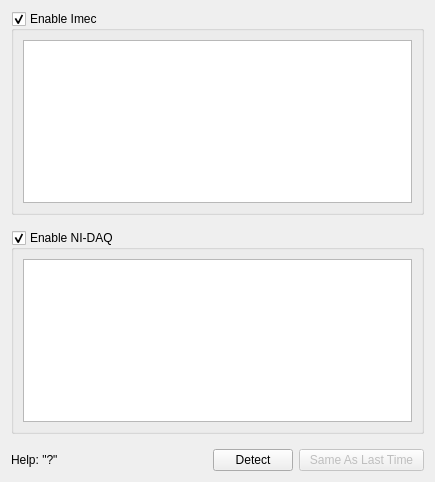
billkarsh/SpikeGLX, file Forms/DevicesTab.ui: the form before one commit.
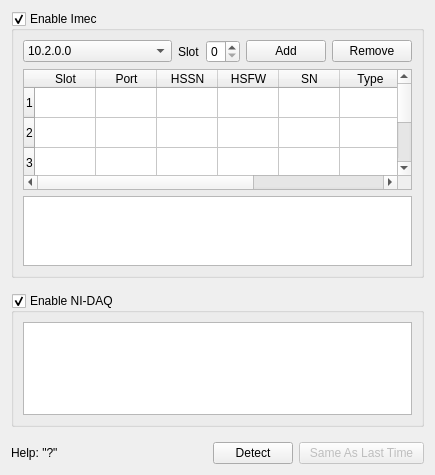
The form after the commit.

Commit message: Impl MS 3B probe/vers data; hybrid 3A/3B; sim mode req for now

The edit to the form file:
```diff
--- a/Forms/DevicesTab.ui
+++ b/Forms/DevicesTab.ui
@@ -7,59 +7,16 @@
     <x>0</x>
     <y>0</y>
     <width>435</width>
-    <height>482</height>
+    <height>475</height>
    </rect>
   </property>
   <property name="windowTitle">
    <string>Form</string>
   </property>
-  <layout class="QGridLayout" name="gridLayout_2">
+  <layout class="QGridLayout" name="gridLayout_2" rowstretch="2,1,0">
    <property name="verticalSpacing">
     <number>15</number>
    </property>
-   <item row="0" column="0" colspan="4">
-    <widget class="QGroupBox" name="imecGB">
-     <property name="sizePolicy">
-      <sizepolicy hsizetype="Preferred" vsizetype="Preferred">
-       <horstretch>0</horstretch>
-       <verstretch>0</verstretch>
-      </sizepolicy>
-     </property>
-     <property name="title">
-      <string>Enable Imec</string>
-     </property>
-     <property name="checkable">
-      <bool>true</bool>
-     </property>
-     <property name="checked">
-      <bool>true</bool>
-     </property>
-     <layout class="QGridLayout" name="gridLayout">
-      <item row="0" column="0">
-       <widget class="QTextEdit" name="imTE">
-        <property name="focusPolicy">
-         <enum>Qt::NoFocus</enum>
-        </property>
-        <property name="acceptDrops">
-         <bool>false</bool>
-        </property>
-        <property name="undoRedoEnabled">
-         <bool>false</bool>
-        </property>
-        <property name="lineWrapMode">
-         <enum>QTextEdit::NoWrap</enum>
-        </property>
-        <property name="readOnly">
-         <bool>true</bool>
-        </property>
-        <property name="acceptRichText">
-         <bool>false</bool>
-        </property>
-       </widget>
-      </item>
-     </layout>
-    </widget>
-   </item>
    <item row="1" column="0" colspan="4">
     <widget class="QGroupBox" name="nidqGB">
      <property name="title">
@@ -97,46 +54,269 @@
      </layout>
     </widget>
    </item>
-   <item row="2" column="3">
-    <widget class="QPushButton" name="skipBut">
-     <property name="enabled">
-      <bool>false</bool>
-     </property>
+   <item row="0" column="0" colspan="4">
+    <widget class="QGroupBox" name="imecGB">
      <property name="sizePolicy">
-      <sizepolicy hsizetype="Preferred" vsizetype="Fixed">
+      <sizepolicy hsizetype="Preferred" vsizetype="Preferred">
        <horstretch>0</horstretch>
        <verstretch>0</verstretch>
       </sizepolicy>
      </property>
-     <property name="text">
-      <string>  Same As Last Time  </string>
+     <property name="title">
+      <string>Enable Imec</string>
      </property>
-    </widget>
-   </item>
-   <item row="2" column="2">
-    <widget class="QPushButton" name="detectBut">
-     <property name="sizePolicy">
-      <sizepolicy hsizetype="Preferred" vsizetype="Fixed">
-       <horstretch>0</horstretch>
-       <verstretch>0</verstretch>
-      </sizepolicy>
+     <property name="checkable">
+      <bool>true</bool>
      </property>
-     <property name="text">
-      <string>    Detect    </string>
+     <property name="checked">
+      <bool>true</bool>
      </property>
-    </widget>
-   </item>
-   <item row="2" column="0">
-    <widget class="QLabel" name="label">
-     <property name="sizePolicy">
-      <sizepolicy hsizetype="Preferred" vsizetype="Fixed">
-       <horstretch>0</horstretch>
-       <verstretch>0</verstretch>
-      </sizepolicy>
-     </property>
-     <property name="text">
-      <string>Help: &quot;?&quot;</string>
-     </property>
+     <layout class="QGridLayout" name="gridLayout" rowstretch="0,2,1" columnstretch="0,0,0,0,0" columnminimumwidth="0,0,0,0,0">
+      <item row="0" column="4">
+       <widget class="QPushButton" name="lessBut">
+        <property name="sizePolicy">
+         <sizepolicy hsizetype="Preferred" vsizetype="Fixed">
+          <horstretch>0</horstretch>
+          <verstretch>0</verstretch>
+         </sizepolicy>
+        </property>
+        <property name="focusPolicy">
+         <enum>Qt::NoFocus</enum>
+        </property>
+        <property name="text">
+         <string>Remove</string>
+        </property>
+       </widget>
+      </item>
+      <item row="0" column="3">
+       <widget class="QPushButton" name="moreBut">
+        <property name="sizePolicy">
+         <sizepolicy hsizetype="Preferred" vsizetype="Fixed">
+          <horstretch>0</horstretch>
+          <verstretch>0</verstretch>
+         </sizepolicy>
+        </property>
+        <property name="focusPolicy">
+         <enum>Qt::NoFocus</enum>
+        </property>
+        <property name="text">
+         <string>Add</string>
+        </property>
+       </widget>
+      </item>
+      <item row="0" column="0">
+       <widget class="QComboBox" name="comCB">
+        <property name="sizePolicy">
+         <sizepolicy hsizetype="MinimumExpanding" vsizetype="Fixed">
+          <horstretch>0</horstretch>
+          <verstretch>0</verstretch>
+         </sizepolicy>
+        </property>
+        <property name="focusPolicy">
+         <enum>Qt::ClickFocus</enum>
+        </property>
+        <property name="currentIndex">
+         <number>1</number>
+        </property>
+        <property name="maxVisibleItems">
+         <number>10</number>
+        </property>
+        <item>
+         <property name="text">
+          <string>PXI</string>
+         </property>
+        </item>
+        <item>
+         <property name="text">
+          <string>10.2.0.0</string>
+         </property>
+        </item>
+        <item>
+         <property name="text">
+          <string>10.2.0.1</string>
+         </property>
+        </item>
+        <item>
+         <property name="text">
+          <string>10.2.0.2</string>
+         </property>
+        </item>
+        <item>
+         <property name="text">
+          <string>10.2.0.3</string>
+         </property>
+        </item>
+        <item>
+         <property name="text">
+          <string>10.2.0.4</string>
+         </property>
+        </item>
+        <item>
+         <property name="text">
+          <string>10.2.0.5</string>
+         </property>
+        </item>
+        <item>
+         <property name="text">
+          <string>10.2.0.6</string>
+         </property>
+        </item>
+        <item>
+         <property name="text">
+          <string>10.2.0.7</string>
+         </property>
+        </item>
+        <item>
+         <property name="text">
+          <string>10.2.0.8</string>
+         </property>
+        </item>
+        <item>
+         <property name="text">
+          <string>10.2.0.9</string>
+         </property>
+        </item>
+        <item>
+         <property name="text">
+          <string>10.2.0.10</string>
+         </property>
+        </item>
+        <item>
+         <property name="text">
+          <string>10.2.0.11</string>
+         </property>
+        </item>
+        <item>
+         <property name="text">
+          <string>10.2.0.12</string>
+         </property>
+        </item>
+        <item>
+         <property name="text">
+          <string>10.2.0.13</string>
+         </property>
+        </item>
+        <item>
+         <property name="text">
+          <string>10.2.0.14</string>
+         </property>
+        </item>
+        <item>
+         <property name="text">
+          <string>10.2.0.15</string>
+         </property>
+        </item>
+       </widget>
+      </item>
+      <item row="0" column="1">
+       <widget class="QLabel" name="label_2">
+        <property name="text">
+         <string>Slot</string>
+        </property>
+       </widget>
+      </item>
+      <item row="0" column="2">
+       <widget class="QSpinBox" name="slotSB">
+        <property name="sizePolicy">
+         <sizepolicy hsizetype="Preferred" vsizetype="Fixed">
+          <horstretch>0</horstretch>
+          <verstretch>0</verstretch>
+         </sizepolicy>
+        </property>
+        <property name="focusPolicy">
+         <enum>Qt::ClickFocus</enum>
+        </property>
+        <property name="maximum">
+         <number>8</number>
+        </property>
+       </widget>
+      </item>
+      <item row="1" column="0" colspan="5">
+       <widget class="QTableWidget" name="imPrbTbl">
+        <property name="focusPolicy">
+         <enum>Qt::ClickFocus</enum>
+        </property>
+        <property name="rowCount">
+         <number>4</number>
+        </property>
+        <attribute name="horizontalHeaderVisible">
+         <bool>true</bool>
+        </attribute>
+        <attribute name="horizontalHeaderDefaultSectionSize">
+         <number>61</number>
+        </attribute>
+        <attribute name="horizontalHeaderMinimumSectionSize">
+         <number>35</number>
+        </attribute>
+        <row/>
+        <row/>
+        <row/>
+        <row/>
+        <column>
+         <property name="text">
+          <string>Slot</string>
+         </property>
+        </column>
+        <column>
+         <property name="text">
+          <string>Port</string>
+         </property>
+        </column>
+        <column>
+         <property name="text">
+          <string>HSSN</string>
+         </property>
+        </column>
+        <column>
+         <property name="text">
+          <string>HSFW</string>
+         </property>
+        </column>
+        <column>
+         <property name="text">
+          <string>SN</string>
+         </property>
+        </column>
+        <column>
+         <property name="text">
+          <string>Type</string>
+         </property>
+        </column>
+        <column>
+         <property name="text">
+          <string>Enab</string>
+         </property>
+        </column>
+        <column>
+         <property name="text">
+          <string>ID</string>
+         </property>
+        </column>
+       </widget>
+      </item>
+      <item row="2" column="0" colspan="5">
+       <widget class="QTextEdit" name="imTE">
+        <property name="focusPolicy">
+         <enum>Qt::NoFocus</enum>
+        </property>
+        <property name="acceptDrops">
+         <bool>false</bool>
+        </property>
+        <property name="undoRedoEnabled">
+         <bool>false</bool>
+        </property>
+        <property name="lineWrapMode">
+         <enum>QTextEdit::NoWrap</enum>
+        </property>
+        <property name="readOnly">
+         <bool>true</bool>
+        </property>
+        <property name="acceptRichText">
+         <bool>false</bool>
+        </property>
+       </widget>
+      </item>
+     </layout>
     </widget>
    </item>
    <item row="2" column="1">
@@ -152,6 +332,48 @@
      </property>
     </spacer>
    </item>
+   <item row="2" column="0">
+    <widget class="QLabel" name="label">
+     <property name="sizePolicy">
+      <sizepolicy hsizetype="Preferred" vsizetype="Fixed">
+       <horstretch>0</horstretch>
+       <verstretch>0</verstretch>
+      </sizepolicy>
+     </property>
+     <property name="text">
+      <string>Help: &quot;?&quot;</string>
+     </property>
+    </widget>
+   </item>
+   <item row="2" column="3">
+    <widget class="QPushButton" name="skipBut">
+     <property name="enabled">
+      <bool>false</bool>
+     </property>
+     <property name="sizePolicy">
+      <sizepolicy hsizetype="Preferred" vsizetype="Fixed">
+       <horstretch>0</horstretch>
+       <verstretch>0</verstretch>
+      </sizepolicy>
+     </property>
+     <property name="text">
+      <string>  Same As Last Time  </string>
+     </property>
+    </widget>
+   </item>
+   <item row="2" column="2">
+    <widget class="QPushButton" name="detectBut">
+     <property name="sizePolicy">
+      <sizepolicy hsizetype="Preferred" vsizetype="Fixed">
+       <horstretch>0</horstretch>
+       <verstretch>0</verstretch>
+      </sizepolicy>
+     </property>
+     <property name="text">
+      <string>    Detect    </string>
+     </property>
+    </widget>
+   </item>
   </layout>
  </widget>
  <tabstops>
```
Left out of the diff: 3 changed lines with no effect on the pictures. The commit also changes 16 other files.
